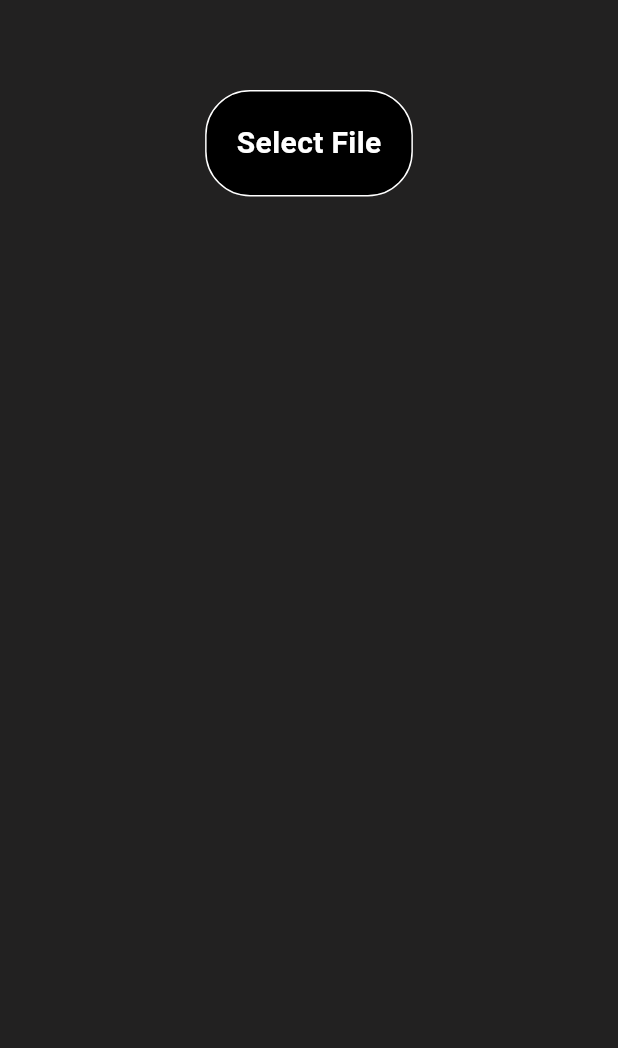
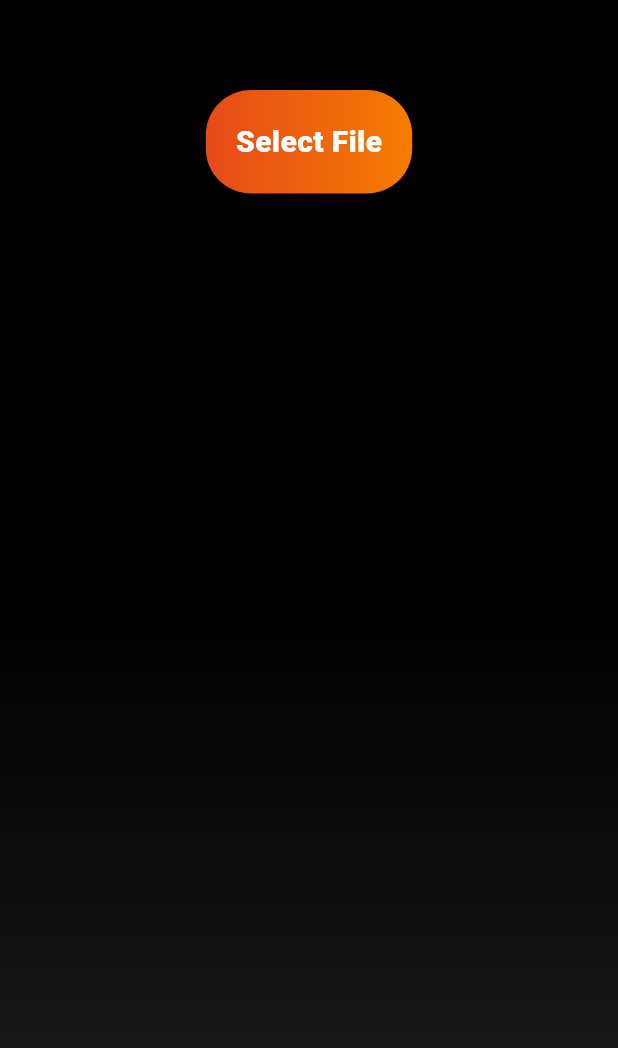
Before and after one commit to rohanpatel1309/trim_pro, a Flutter app: the screen it shows after launch, after a tap on "Cut", on a phone screen of 412 x 824 dp. Shown: the top 1048 px of the screen. Run offline on Flutter 3.47's test engine with Material 3 defaults, Android fonts, the light colour scheme and no system bars; our stand-ins replace auto_route, bloc, device_info_plus, equatable, file_picker, flutter_bloc and 7 more; missing offline and left inert: ffmpeg_kit_flutter, flutter_file_dialog; generated files the repository leaves out were written again.

Commit message:
- Added device_info package. - Updated a theme. - Error handling.

```diff
--- a/lib/core/app_utils/app_background.dart
+++ b/lib/core/app_utils/app_background.dart
@@ -13,7 +13,17 @@ class AppBackground extends StatelessWidget {
           padding: EdgeInsets.only(top: 30.h),
           width: double.infinity,
           height: double.infinity,
-          color: Colors.black87,
+          decoration: const BoxDecoration(
+            gradient: LinearGradient(
+              begin: Alignment.topCenter,
+              end: Alignment.bottomCenter,
+              colors: [
+                Colors.black,
+                Colors.black,
+                Colors.black87,
+              ],
+            ),
+          ),
           child: child),
     );
   }
--- /dev/null
+++ b/lib/core/app_utils/color_utils.dart
@@ -0,0 +1,8 @@
+import 'package:flutter/material.dart';
+
+class ColorUtils {
+  static final Color themeColor1 = Colors.deepOrange.shade700;
+  static final Color themeColor2 = Colors.orange.shade700;
+  static const Color commonButtonTextColor = Colors.white;
+  static final Color commonCircularProgressIndicatorColor = Colors.deepOrange.shade700;
+}
--- a/lib/feature/audio_editing/common_bloc/bloc_state_model/common_bloc_state_model.dart
+++ b/lib/feature/audio_editing/common_bloc/bloc_state_model/common_bloc_state_model.dart
@@ -8,7 +8,6 @@ class CommonBlocStateModel with _$CommonBlocStateModel {
     @Default(false) bool isPlayingNow,
     @Default(false) bool isLoading,
     @Default("") String fileUrl,
-    @Default("") String error,
     @Default(Duration(seconds: 0)) Duration position,
     @Default(Duration(seconds: 0)) Duration totalDuration,
   }) = _CommonBlocStateModel;
--- a/lib/feature/audio_editing/common_bloc/common_audio_bloc.dart
+++ b/lib/feature/audio_editing/common_bloc/common_audio_bloc.dart
@@ -46,7 +46,6 @@ class CommonAudioBloc extends Bloc<CommonAudioEvent, CommonAudioState> {
 
       commonBlocStateModel = commonBlocStateModel.copyWith(
           fileUrl: fileResult.files.single.path!);
-      emit(SetAudioFileUrl(commonBlocStateModel: commonBlocStateModel));
       emit(CommonAudioState(
           commonBlocStateModel: commonBlocStateModel));
 
@@ -55,6 +54,7 @@ class CommonAudioBloc extends Bloc<CommonAudioEvent, CommonAudioState> {
 
       commonBlocStateModel = commonBlocStateModel.copyWith(
         totalDuration: _audioPlayer.duration!,);
+      emit(SetAudioFileUrl(url: fileResult.files.single.path!,totalDuration: commonBlocStateModel.totalDuration));
       emit(CommonAudioState(commonBlocStateModel: commonBlocStateModel));
 
       _audioPlayer.play();
@@ -69,7 +69,8 @@ class CommonAudioBloc extends Bloc<CommonAudioEvent, CommonAudioState> {
       }
     }else{
       commonBlocStateModel = commonBlocStateModel.copyWith(isLoading: false);
-      emit(CommonAudioState(commonBlocStateModel: commonBlocStateModel.copyWith(error: "Please Select File",)));
+      emit(const Error( error: "Please Select File"));
+      emit(CommonAudioState(commonBlocStateModel: commonBlocStateModel.copyWith()));
     }
 
   }
--- a/lib/feature/audio_editing/common_bloc/common_audio_state.dart
+++ b/lib/feature/audio_editing/common_bloc/common_audio_state.dart
@@ -9,9 +9,18 @@ part of 'common_audio_bloc.dart';
 }
 
 final class SetAudioFileUrl extends CommonAudioState{
-  const SetAudioFileUrl({required super.commonBlocStateModel});
-
+   const SetAudioFileUrl({required this.url, required this.totalDuration}) : super(commonBlocStateModel: const CommonBlocStateModel());
+    final String url;
+    final Duration totalDuration;
   @override
   // TODO: implement props
-  List<Object> get props => [];
+  List<Object> get props => [url];
 }
+
+final class Error extends CommonAudioState{
+  const Error({required this.error}) : super(commonBlocStateModel: const CommonBlocStateModel());
+  final String error;
+  @override
+  // TODO: implement props
+  List<Object> get props => [error];
+}
--- a/lib/feature/audio_editing/common_widgets/common_button.dart
+++ b/lib/feature/audio_editing/common_widgets/common_button.dart
@@ -1,5 +1,6 @@
 import 'package:flutter/material.dart';
 import 'package:flutter_screenutil/flutter_screenutil.dart';
+import 'package:trim_pro/core/app_utils/color_utils.dart';
 
 class CommonButton extends StatelessWidget {
   const CommonButton({super.key, required this.onTap, required this.buttonText});
@@ -14,11 +15,16 @@ class CommonButton extends StatelessWidget {
       child: Container(
         padding: EdgeInsets.all(10.h),
         decoration: BoxDecoration(
-            color: Colors.black,
-            border: Border.all(color: Colors.white),
+            gradient: LinearGradient(
+
+                colors: [
+                  ColorUtils.themeColor1,
+                 ColorUtils.themeColor2,
+
+                ]),
             borderRadius: BorderRadius.circular(30)
         ),
-        child: Text(buttonText,style: TextStyle(fontSize: 40.sp,fontWeight: FontWeight.w600,color: Colors.white),),
+        child: Text(buttonText,style: TextStyle(fontSize: 40.sp,fontWeight: FontWeight.w900,color: ColorUtils.commonButtonTextColor),),
       ),
     );
   }
--- a/lib/feature/audio_editing/cut_audio/presentation/bloc/audio_cut_screen_event.dart
+++ b/lib/feature/audio_editing/cut_audio/presentation/bloc/audio_cut_screen_event.dart
@@ -4,9 +4,10 @@ sealed class AudioCutScreenEvent extends Equatable {
   const AudioCutScreenEvent();
 }
 
-final class SetFilePath extends AudioCutScreenEvent {
-  const SetFilePath({required this.filePath, });
+final class SetFileParameters extends AudioCutScreenEvent {
+  const SetFileParameters({required this.filePath, required this.totalDuration});
   final String filePath;
+  final Duration totalDuration;
 
   @override
   List<Object> get props => [filePath];
--- a/lib/feature/audio_editing/cut_audio/presentation/bloc/audio_cut_screen_state.dart
+++ b/lib/feature/audio_editing/cut_audio/presentation/bloc/audio_cut_screen_state.dart
@@ -9,3 +9,13 @@ final class AudioCutScreenState extends Equatable {
   // TODO: implement props
   List<Object?> get props => [audioCutBlocStateModel];
 }
+
+final class Error extends AudioCutScreenState {
+  const Error( {required this.error, required this.timeStamp}) : super(audioCutBlocStateModel: const AudioCutBlocStateModel());
+  final String error;
+  final DateTime timeStamp;
+
+  @override
+  // TODO: implement props
+  List<Object?> get props => [error,timeStamp];
+}
--- a/lib/feature/audio_editing/cut_audio/presentation/bloc/bloc_state_model/audio_cut_bloc_state_model.dart
+++ b/lib/feature/audio_editing/cut_audio/presentation/bloc/bloc_state_model/audio_cut_bloc_state_model.dart
@@ -8,7 +8,6 @@ class AudioCutBlocStateModel with _$AudioCutBlocStateModel {
   const factory AudioCutBlocStateModel({
     @Default(false) bool isLoading,
     @Default(false) bool isCompleted,
-    @Default("") String error,
 
 }) = _AudioCutBlocStateModel;
 }
--- a/lib/feature/audio_editing/cut_audio/presentation/pages/audio_cut_screen.dart
+++ b/lib/feature/audio_editing/cut_audio/presentation/pages/audio_cut_screen.dart
@@ -4,12 +4,15 @@ import 'package:flutter_screenutil/flutter_screenutil.dart';
 import 'package:get_it/get_it.dart';
 import 'package:trim_pro/core/app_utils/app_background.dart';
 import 'package:flutter_bloc/flutter_bloc.dart';
+import 'package:trim_pro/core/app_utils/color_utils.dart';
 import 'package:trim_pro/core/app_utils/common_methods.dart';
-import 'package:trim_pro/feature/audio_editing/common_bloc/common_audio_bloc.dart';
+import 'package:trim_pro/feature/audio_editing/common_bloc/common_audio_bloc.dart'
+    as common_audio_bloc;
 import 'package:trim_pro/feature/audio_editing/common_widgets/common_audio_player.dart';
 import 'package:trim_pro/feature/audio_editing/common_widgets/common_button.dart';
 import 'package:trim_pro/feature/audio_editing/common_widgets/common_time_fields.dart';
-import 'package:trim_pro/feature/audio_editing/cut_audio/presentation/bloc/audio_cut_screen_bloc.dart';
+import 'package:trim_pro/feature/audio_editing/cut_audio/presentation/bloc/audio_cut_screen_bloc.dart'
+    as audio_cut_bloc;
 
 @RoutePage(name: 'audioCut')
 class AudioCutScreen extends StatelessWidget implements AutoRouteWrapper {
@@ -19,10 +22,10 @@ class AudioCutScreen extends StatelessWidget implements AutoRouteWrapper {
   Widget wrappedRoute(BuildContext context) {
     // TODO: implement wrappedRoute
     return MultiBlocProvider(providers: [
-      BlocProvider<CommonAudioBloc>(
-          create: (_) => GetIt.instance<CommonAudioBloc>()),
-      BlocProvider<AudioCutScreenBloc>(
-          create: (_) => GetIt.instance<AudioCutScreenBloc>()),
+      BlocProvider<common_audio_bloc.CommonAudioBloc>(
+          create: (_) => GetIt.instance<common_audio_bloc.CommonAudioBloc>()),
+      BlocProvider<audio_cut_bloc.AudioCutScreenBloc>(
+          create: (_) => GetIt.instance<audio_cut_bloc.AudioCutScreenBloc>()),
     ], child: this);
   }
 
@@ -39,17 +42,22 @@ class ScreenChildren extends StatelessWidget {
   Widget build(BuildContext context) {
     return MultiBlocListener(
       listeners: [
-        BlocListener<CommonAudioBloc, CommonAudioState>(
-            listener: (context, state) {
-          if (state is SetAudioFileUrl) {
-            BlocProvider.of<AudioCutScreenBloc>(context)
-                .add(SetFilePath(filePath: state.commonBlocStateModel.fileUrl));
+        BlocListener<common_audio_bloc.CommonAudioBloc,
+            common_audio_bloc.CommonAudioState>(listener: (context, state) {
+          if (state is common_audio_bloc.SetAudioFileUrl) {
+            BlocProvider.of<audio_cut_bloc.AudioCutScreenBloc>(context)
+                .add(audio_cut_bloc.SetFileParameters(
+              filePath: state.url,
+              totalDuration: state.totalDuration,
+            ));
           }
         }),
-        BlocListener<AudioCutScreenBloc, AudioCutScreenState>(
-            listener: (context, state) {
-          if (state.audioCutBlocStateModel.error.isNotEmpty) {
-            CommonMethods.showToast(msg: state.audioCutBlocStateModel.error);
+        BlocListener<audio_cut_bloc.AudioCutScreenBloc,
+            audio_cut_bloc.AudioCutScreenState>(listener: (context, state) {
+          if (state is audio_cut_bloc.Error) {
+            CommonMethods.showToast(
+              msg: state.error,
+            );
           }
         }),
       ],
@@ -62,16 +70,23 @@ class ScreenChildren extends StatelessWidget {
               ),
             ],
           ),
-          BlocSelector<AudioCutScreenBloc,AudioCutScreenState,bool>(
+          BlocSelector<audio_cut_bloc.AudioCutScreenBloc,
+                  audio_cut_bloc.AudioCutScreenState, bool>(
               selector: (state) => state.audioCutBlocStateModel.isLoading,
               builder: (context, state) {
-                return state ?  Center(
+                return state
+                    ? Center(
                         child: Container(
-                    child: CircularProgressIndicator(
-                      color: Colors.white,
+                          decoration: BoxDecoration(
+                            border: Border.all(color: Colors.white, width: 2),
+                            borderRadius: BorderRadius.circular(15.h),
+                          ),
+                          child:  CircularProgressIndicator(
+                            color: ColorUtils.commonCircularProgressIndicatorColor,
                           ),
                         ),
-                ) : const SizedBox();
+                      )
+                    : const SizedBox();
               })
         ],
       ),
@@ -93,7 +108,9 @@ class _AudioCutScreenFieldsState extends State<AudioCutScreenFields> {
 
   @override
   Widget build(BuildContext context) {
-    return Column(
+    return Padding(
+      padding: EdgeInsets.only(top: 12.h),
+      child: Column(
         children: [
           TimeFields(
             controller1: startController,
@@ -106,12 +123,14 @@ class _AudioCutScreenFieldsState extends State<AudioCutScreenFields> {
           ),
           CommonButton(
             onTap: () {
-            BlocProvider.of<AudioCutScreenBloc>(context).add(
-                CutAudio(start: startController.text, end: endController.text));
+              BlocProvider.of<audio_cut_bloc.AudioCutScreenBloc>(context).add(
+                  audio_cut_bloc.CutAudio(
+                      start: startController.text.trim(), end: endController.text.trim()));
             },
             buttonText: '  Cut  ',
           ),
         ],
+      ),
     );
   }
 }
--- a/lib/feature/home/presentation/pages/home_screen.dart
+++ b/lib/feature/home/presentation/pages/home_screen.dart
@@ -3,6 +3,7 @@ import 'package:flutter/cupertino.dart';
 import 'package:flutter/material.dart';
 import 'package:flutter_screenutil/flutter_screenutil.dart';
 import 'package:trim_pro/core/app_utils/app_background.dart';
+import 'package:trim_pro/core/app_utils/color_utils.dart';
 import 'package:trim_pro/core/router/app_router.dart';
 import 'package:trim_pro/feature/home/presentation/widgets/common_button.dart';
 
@@ -59,7 +60,7 @@ class AudioEditingWidget extends StatelessWidget {
             Icon(
               Icons.audiotrack,
               size: 20.h,
-              color: Colors.white,
+              color: ColorUtils.themeColor1,
             ),
             Text(
               "Audio Editing",
@@ -122,7 +123,7 @@ class VideoEditingWidget extends StatelessWidget {
             Icon(
               Icons.movie,
               size: 20.h,
-              color: Colors.white,
+              color: ColorUtils.themeColor1,
             ),
             Text(
               " Video Editing",
--- a/lib/feature/home/presentation/widgets/common_button.dart
+++ b/lib/feature/home/presentation/widgets/common_button.dart
@@ -1,5 +1,6 @@
 import 'package:flutter/material.dart';
 import 'package:flutter_screenutil/flutter_screenutil.dart';
+import 'package:trim_pro/core/app_utils/color_utils.dart';
 
 class CommonButton extends StatelessWidget {
   const CommonButton({super.key, required this.icon, required this.text, required this.onTap,});
@@ -19,13 +20,16 @@ class CommonButton extends StatelessWidget {
         width: 55.h,
         decoration: BoxDecoration(
           borderRadius: BorderRadius.circular(20.h),
-          color: Colors.black
+          gradient: LinearGradient(colors: [
+            ColorUtils.themeColor1,
+           ColorUtils.themeColor2,
+          ])
         ),
         child: Column(
           mainAxisAlignment: MainAxisAlignment.center,
           children: [
-            Icon(icon,color: Colors.white70,size: 22.h,),
-            Text(text,style: TextStyle(color: Colors.white,fontSize: 30.sp,fontWeight: FontWeight.w600,),textAlign: TextAlign.center,),
+            Icon(icon,color: ColorUtils.commonButtonTextColor,size: 22.h,),
+            Text(text,style: TextStyle(color: ColorUtils.commonButtonTextColor,fontSize: 30.sp,fontWeight: FontWeight.w600,),textAlign: TextAlign.center,),
           ],
         ),
       ),
```
Also changed, not shown: lib/core/app_utils/common_methods.dart (+12 -1 lines), lib/feature/audio_editing/common_widgets/common_audio_player.dart (+73 -27 lines), lib/feature/audio_editing/cut_audio/presentation/bloc/audio_cut_screen_bloc.dart (+73 -15 lines). Lines whose indentation alone changed are shown as unchanged.
